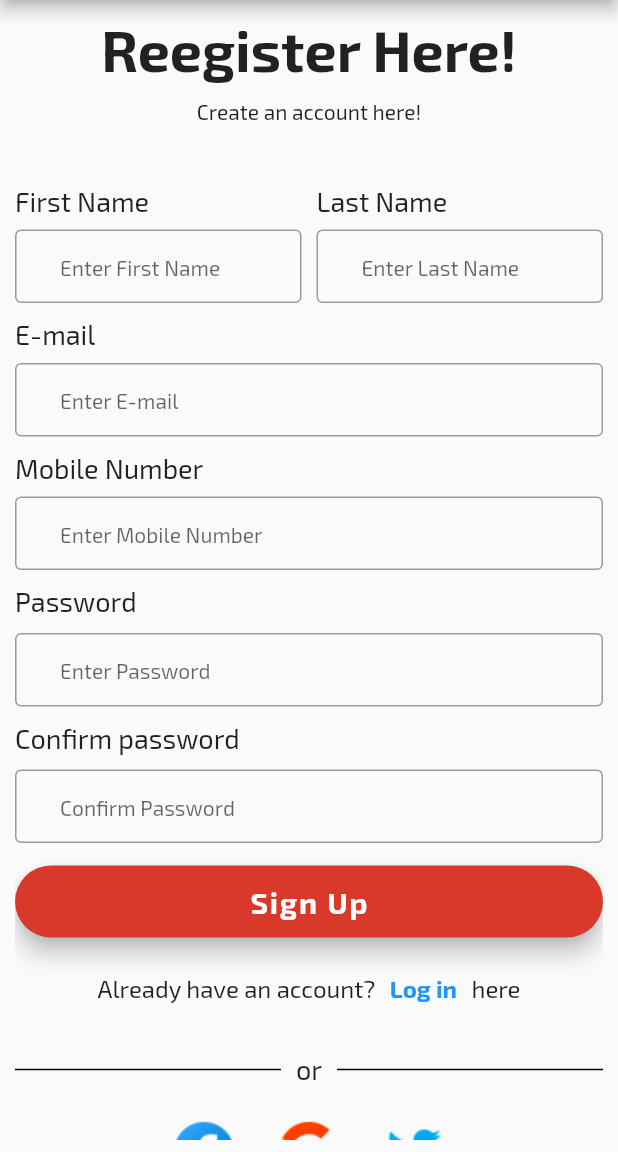
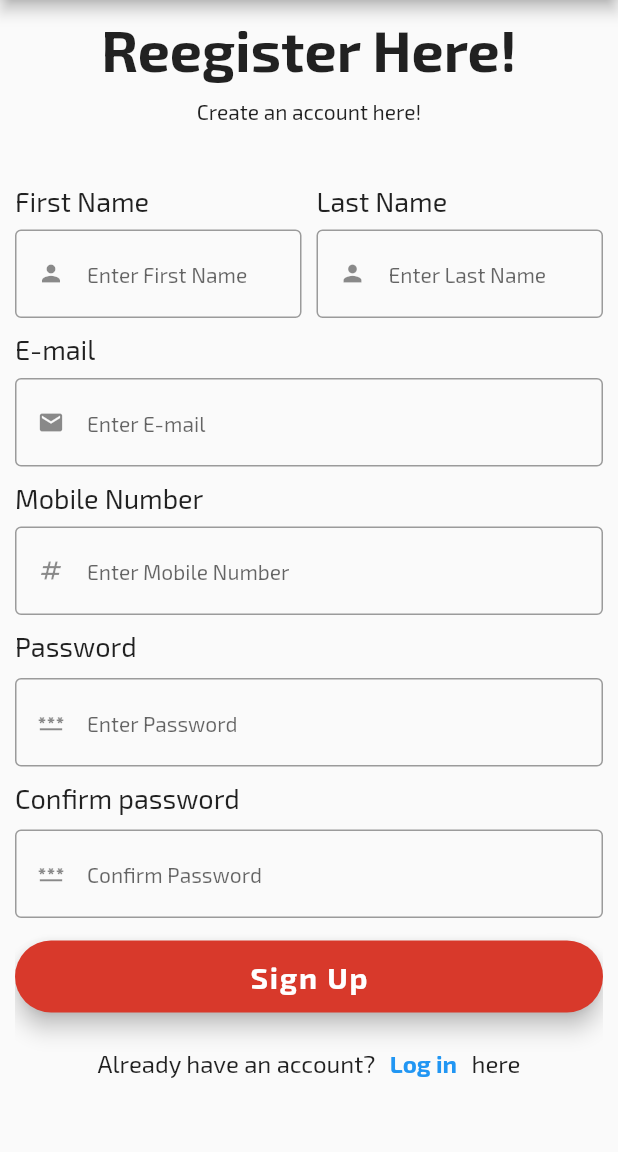
Before and after one commit to vyanky03/RegiApp, a Flutter app: the LoginPage screen opened by its route, after a tap on "Log in", after a tap on "Sign Up", on a phone screen of 412 x 824 dp, the part 84-1236 px from its top. Run offline on Flutter 3.47's test engine with Material 2 defaults, Android fonts, the phone set to English and light mode, and no system bars.

Commit message:
added textfield icon

```diff
--- a/lib/loginpage.dart
+++ b/lib/loginpage.dart
@@ -61,9 +61,13 @@ class _LoginPageState extends State<LoginPage> {
               TextField(
                 textCapitalization: TextCapitalization.words,
                 decoration: InputDecoration(
+                  prefixIcon: const Icon(
+                    Icons.person,
+                    size: 18,
+                  ),
                   border: const OutlineInputBorder(),
                   hintText: 'Enter Login ID',
-                  hintStyle: const TextStyle(fontSize: 16),
+                  hintStyle: const TextStyle(fontSize: 14),
                   errorText: _validate ? 'ID Can\'t Be Empty' : null,
                 ),
               ),
@@ -80,9 +84,13 @@ class _LoginPageState extends State<LoginPage> {
               TextField(
                 textCapitalization: TextCapitalization.words,
                 decoration: InputDecoration(
+                  prefixIcon: const Icon(
+                    Icons.password,
+                    size: 18,
+                  ),
                   border: const OutlineInputBorder(),
                   hintText: 'Enter Password',
-                  hintStyle: const TextStyle(fontSize: 16),
+                  hintStyle: const TextStyle(fontSize: 14),
                   errorText: _validate ? 'Password Can\'t Be Empty' : null,
                 ),
               ),
--- a/lib/signuppage.dart
+++ b/lib/signuppage.dart
@@ -65,13 +65,15 @@ class _SignupPageState extends State<SignupPage> {
                           TextField(
                             textCapitalization: TextCapitalization.words,
                             decoration: InputDecoration(
+                              prefixIcon: const Icon(
+                                Icons.person,
+                                size: 18,
+                              ),
                               border: const OutlineInputBorder(),
                               hintText: 'Enter First Name',
                               hintStyle: const TextStyle(fontSize: 14),
                               errorText:
                                   _validate ? 'Please Enter First Name' : null,
-                              contentPadding: const EdgeInsets.symmetric(
-                                  vertical: 15, horizontal: 30),
                             ),
                           ),
                         ],
@@ -97,13 +99,15 @@ class _SignupPageState extends State<SignupPage> {
                           TextField(
                             textCapitalization: TextCapitalization.words,
                             decoration: InputDecoration(
+                              prefixIcon: const Icon(
+                                Icons.person,
+                                size: 18,
+                              ),
                               border: const OutlineInputBorder(),
                               hintText: 'Enter Last Name',
                               hintStyle: const TextStyle(fontSize: 14),
                               errorText:
                                   _validate ? 'Please Enter Last Name' : null,
-                              contentPadding: const EdgeInsets.symmetric(
-                                  vertical: 15, horizontal: 30),
                             ),
                           ),
                         ],
@@ -130,12 +134,14 @@ class _SignupPageState extends State<SignupPage> {
                 TextFormField(
                   textCapitalization: TextCapitalization.words,
                   decoration: InputDecoration(
+                    prefixIcon: const Icon(
+                      Icons.mail,
+                      size: 18,
+                    ),
                     border: const OutlineInputBorder(),
                     hintText: 'Enter E-mail',
                     hintStyle: const TextStyle(fontSize: 14),
                     errorText: _validate ? 'Please Enter E-mail' : null,
-                    contentPadding: const EdgeInsets.symmetric(
-                        vertical: 15, horizontal: 30),
                   ),
                 ),
                 const SizedBox(
@@ -157,12 +163,14 @@ class _SignupPageState extends State<SignupPage> {
                 TextFormField(
                   keyboardType: TextInputType.number,
                   decoration: InputDecoration(
+                    prefixIcon: const Icon(
+                      Icons.numbers,
+                      size: 18,
+                    ),
                     border: const OutlineInputBorder(),
                     hintText: 'Enter Mobile Number',
                     hintStyle: const TextStyle(fontSize: 14),
                     errorText: _validate ? 'Please Enter Mobile Number' : null,
-                    contentPadding: const EdgeInsets.symmetric(
-                        vertical: 15, horizontal: 30),
                   ),
                 ),
                 const SizedBox(
@@ -183,12 +191,14 @@ class _SignupPageState extends State<SignupPage> {
                 TextFormField(
                   textCapitalization: TextCapitalization.words,
                   decoration: InputDecoration(
+                    prefixIcon: const Icon(
+                      Icons.password,
+                      size: 18,
+                    ),
                     border: const OutlineInputBorder(),
                     hintText: 'Enter Password',
                     hintStyle: const TextStyle(fontSize: 14),
                     errorText: _validate ? 'Please Enter Password' : null,
-                    contentPadding: const EdgeInsets.symmetric(
-                        vertical: 15, horizontal: 30),
                   ),
                 ),
                 const SizedBox(
@@ -209,12 +219,14 @@ class _SignupPageState extends State<SignupPage> {
                 TextFormField(
                   textCapitalization: TextCapitalization.words,
                   decoration: InputDecoration(
+                    prefixIcon: const Icon(
+                      Icons.password,
+                      size: 18,
+                    ),
                     border: const OutlineInputBorder(),
                     hintText: 'Confirm Password',
                     hintStyle: const TextStyle(fontSize: 14),
                     errorText: _validate ? 'Please Confirm the Password' : null,
-                    contentPadding: const EdgeInsets.symmetric(
-                        vertical: 15, horizontal: 30),
                   ),
                 ),
                 const SizedBox(
```
